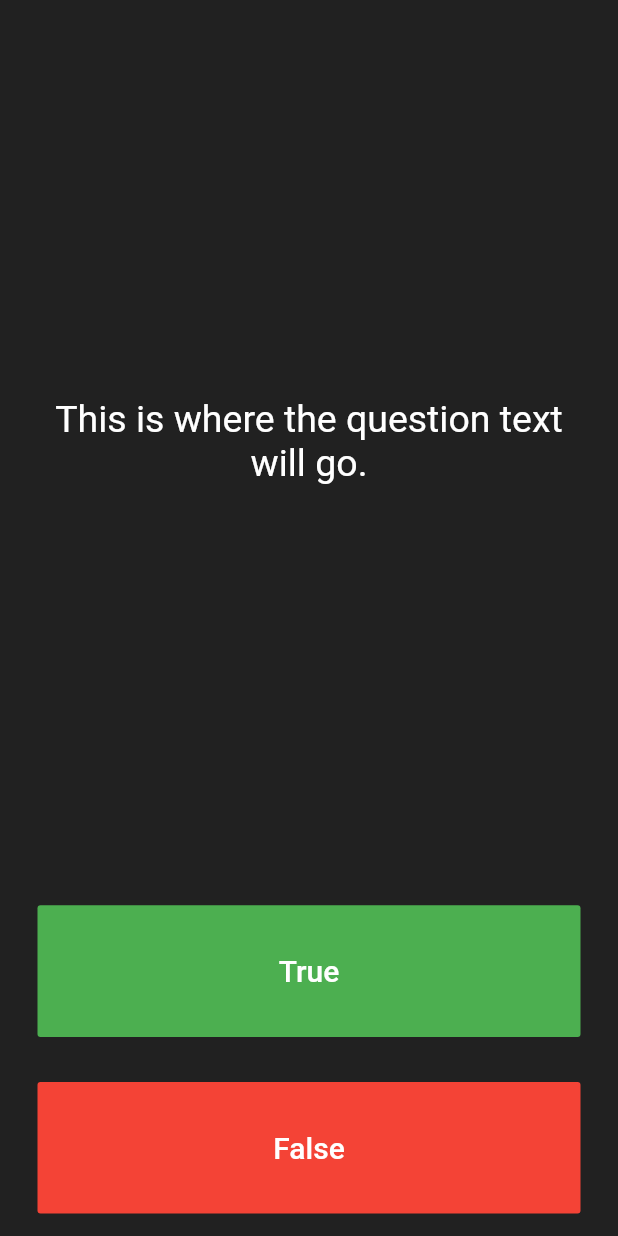
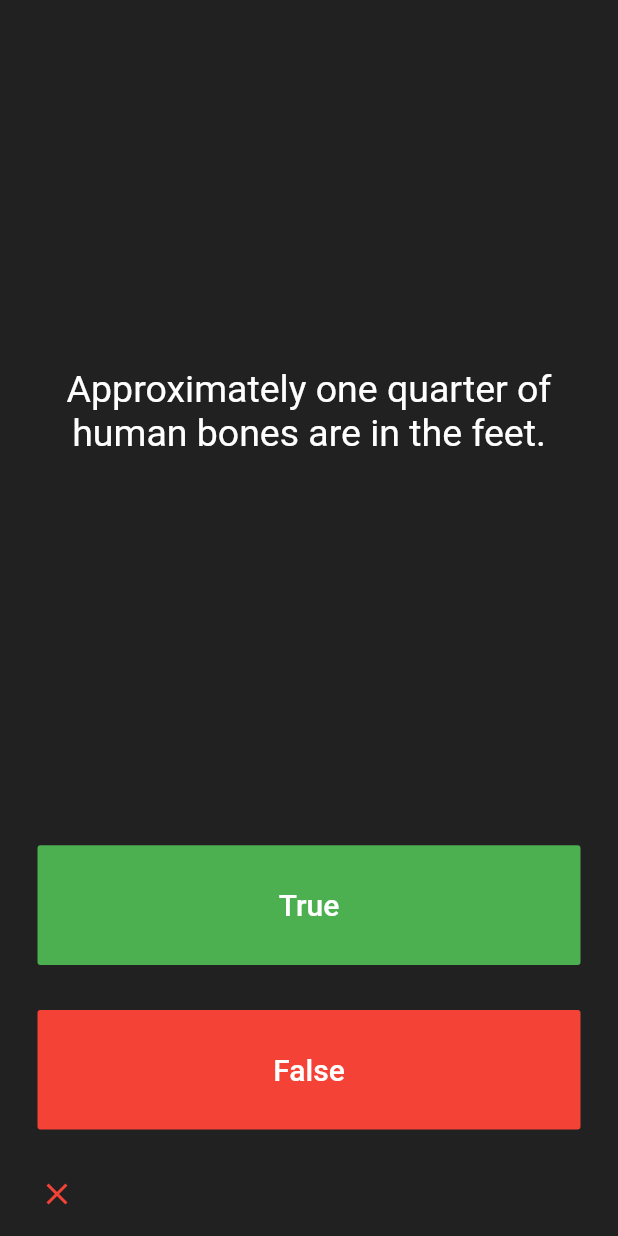
Before and after one commit to if3chi/learningDart, a Flutter app: the screen it shows after launch, after a tap on "True", on a phone screen of 412 x 824 dp. Run offline on Flutter 3.47's test engine with Material 2 defaults, Android fonts, the phone set to English and light mode, and no system bars; our stand-ins replace audioplayers.

Commit message:
D23: Completed the basic function of the quiz app.

```diff
--- a/FlutterApps/quizzler-flutter/lib/main.dart
+++ b/FlutterApps/quizzler-flutter/lib/main.dart
@@ -1,5 +1,7 @@
 import 'package:flutter/material.dart';
+import 'package:quizzler/quiz_main.dart';
 
+final quizMain = QuizMain();
 void main() => runApp(Quizzler());
 
 class Quizzler extends StatelessWidget {
@@ -25,6 +27,7 @@ class QuizPage extends StatefulWidget {
 }
 
 class _QuizPageState extends State<QuizPage> {
+  List<Icon> mark = [];
   @override
   Widget build(BuildContext context) {
     return Column(
@@ -37,7 +40,7 @@ class _QuizPageState extends State<QuizPage> {
             padding: EdgeInsets.all(10.0),
             child: Center(
               child: Text(
-                'This is where the question text will go.',
+                quizMain.getQuestion(),
                 textAlign: TextAlign.center,
                 style: TextStyle(
                   fontSize: 25.0,
@@ -62,6 +65,7 @@ class _QuizPageState extends State<QuizPage> {
               ),
               onPressed: () {
                 //The user picked true.
+                checkAnswer(true);
               },
             ),
           ),
@@ -80,13 +84,38 @@ class _QuizPageState extends State<QuizPage> {
               ),
               onPressed: () {
                 //The user picked false.
+                checkAnswer(false);
               },
             ),
           ),
         ),
-        //TODO: Add a Row here as your score keeper
+        Padding(
+          padding: const EdgeInsets.all(16.0),
+          child: Row(
+            children: mark,
+          ),
+        ),
       ],
     );
+  }
+
+  void checkAnswer(bool userAns) {
+    bool ans = quizMain.getAnswer();
+    setState(() {
+      if (ans == userAns) {
+        mark.add(Icon(
+          Icons.check,
+          color: Colors.green,
+        ));
+      } else {
+        mark.add(Icon(
+          Icons.close,
+          color: Colors.red,
+        ));
+      }
+
+      quizMain.getNextQtn();
+    });
   }
 }
 
--- /dev/null
+++ b/FlutterApps/quizzler-flutter/lib/question.dart
@@ -0,0 +1,9 @@
+class Question {
+  String question;
+  bool answer;
+
+  Question(String q, bool a) {
+    question = q;
+    answer = a;
+  }
+}
--- /dev/null
+++ b/FlutterApps/quizzler-flutter/lib/quiz_main.dart
@@ -0,0 +1,44 @@
+import 'question.dart';
+
+class QuizMain {
+  int _questionNumber = 0;
+
+  List<Question> _questionDepo = [
+    Question('You can lead a cow down stairs but not up stairs.', false),
+    Question('Approximately one quarter of human bones are in the feet.', true),
+    Question('A slug\'s blood is green.', true),
+    Question('Some cats are actually allergic to humans', true),
+    Question('You can lead a cow down stairs but not up stairs.', false),
+    Question('Approximately one quarter of human bones are in the feet.', true),
+    Question('A slug\'s blood is green.', true),
+    Question('Buzz Aldrin\'s mother\'s maiden name was \"Moon\".', true),
+    Question('It is illegal to pee in the Ocean in Portugal.', true),
+    Question(
+        'No piece of square dry paper can be folded in half more than 7 times.',
+        false),
+    Question(
+        'In London, UK, if you happen to die in the House of Parliament, you are technically entitled to a state funeral, because the building is considered too sacred a place.',
+        true),
+    Question(
+        'The loudest sound produced by any animal is 188 decibels. That animal is the African Elephant.',
+        false),
+    Question(
+        'The total surface area of two human lungs is approximately 70 square metres.',
+        true),
+    Question('Google was originally called \"Backrub\".', true),
+    Question(
+        'Chocolate affects a dog\'s heart and nervous system; a few ounces are enough to kill a small dog.',
+        true),
+    Question(
+        'In West Virginia, USA, if you accidentally hit an animal with your car, you are free to take it home to eat.',
+        true),
+  ];
+
+  String getQuestion() => _questionDepo[_questionNumber].question;
+  bool getAnswer() => _questionDepo[_questionNumber].answer;
+  void getNextQtn() {
+    if (_questionNumber < _questionDepo.length - 1) {
+      _questionNumber++;
+    }
+  }
+}
```
